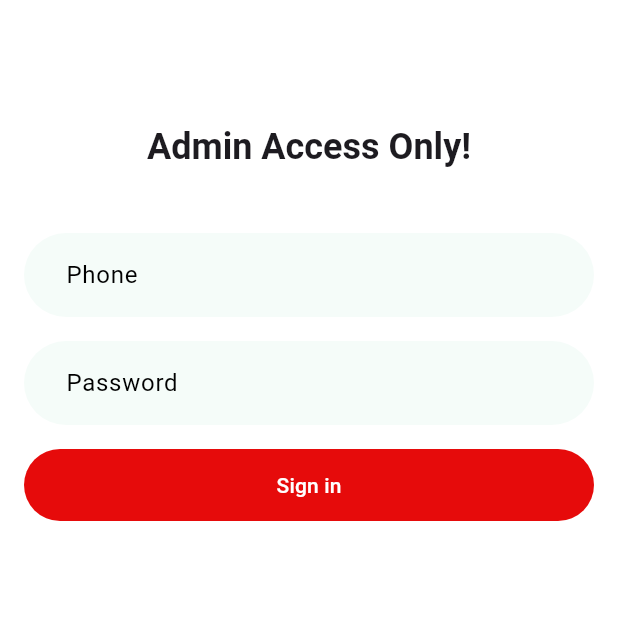
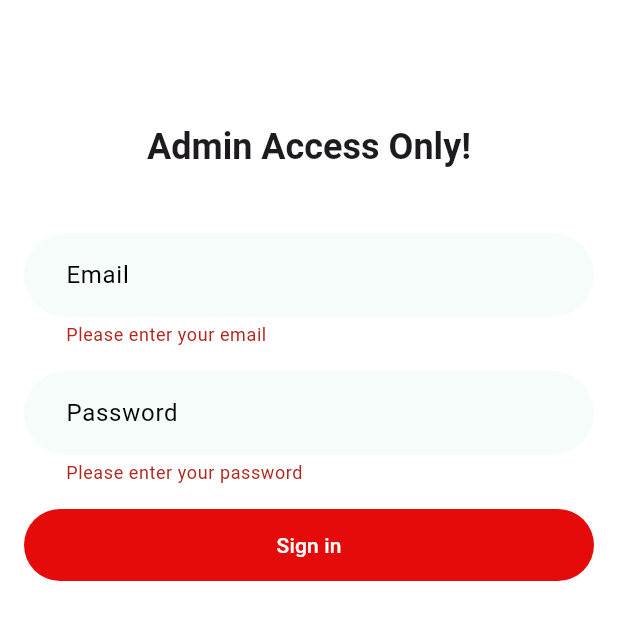
Before and after one commit to Imran-decoder/E-Learning-Platform, a Flutter app: the AdminLogin screen opened by its route, after a tap on "Sign in", on a phone screen of 412 x 824 dp, the part 274-914 px from its top. Run offline on Flutter 3.47's test engine with Material 3 defaults, Android fonts, the phone set to English and light mode, and no system bars; our stand-ins replace cloud_firestore, firebase_auth, firebase_core, flutter_svg, google_fonts, google_generative_ai and 4 more; accounts and stored records are empty.

Commit message:
resolve conflict

```diff
--- a/lib/Onboarding/admin_login.dart
+++ b/lib/Onboarding/admin_login.dart
@@ -1,9 +1,49 @@
+import 'package:cloud_firestore/cloud_firestore.dart';
+import 'package:firebase_auth/firebase_auth.dart';
 import 'package:flutter/material.dart';
-
-class AdminLogin extends StatelessWidget {
+class AdminLogin extends StatefulWidget {
+  AdminLogin({super.key});
+  @override
+  State<AdminLogin> createState() => _AdminLoginState();
+}
+class _AdminLoginState extends State<AdminLogin> {
   final _formKey = GlobalKey<FormState>();
-
-  AdminLogin({super.key});
+  final emailController = TextEditingController();
+  final passwordController = TextEditingController();
+  Future<void> signInUserWithEmailAndPassword() async {
+    try {
+      final userCredential = await FirebaseAuth.instance.signInWithEmailAndPassword(
+        email: emailController.text.trim(),
+        password: passwordController.text.trim(),
+      );
+      String userID = userCredential.user!.uid;
+      if (await checkUserAdmin(userID)) {
+        Navigator.pushNamed(context, '/admin_dashboard');
+      } else {
+        FirebaseAuth.instance.signOut();
+        ScaffoldMessenger.of(context).showSnackBar(
+          const SnackBar(content: Text('You are not an admin')),
+        );
+      }
+    } on FirebaseAuthException catch (e) {
+      print(e.message);
+      ScaffoldMessenger.of(context).showSnackBar(
+        SnackBar(content: Text(e.message ?? 'Authentication failed')),
+      );
+    }
+  }
+  Future<bool> checkUserAdmin(String userID) async {
+    try {
+      DocumentSnapshot documentSnapshot =
+          await FirebaseFirestore.instance.collection('Users').doc(userID).get();
+      return documentSnapshot.exists &&
+          documentSnapshot.data() != null &&
+          documentSnapshot['isAdmin'] == true;
+    } catch (e) {
+      print("Error checking admin status: $e");
+      return false;
+    }
+  }
   @override
   Widget build(BuildContext context) {
     return Scaffold(
@@ -16,17 +56,13 @@ class AdminLogin extends StatelessWidget {
               child: Column(
                 children: [
                   SizedBox(height: constraints.maxHeight * 0.1),
-                  Image.asset(
-                    "assets/images/splash.png",
-                    height: 100,
-                  ),
+                  Image.asset("assets/images/splash.png", height: 100),
                   SizedBox(height: constraints.maxHeight * 0.1),
                   Text(
                     "Admin Access Only!",
-                    style: Theme.of(context)
-                        .textTheme
-                        .headlineSmall!
-                        .copyWith(fontWeight: FontWeight.bold),
+                    style: Theme.of(context).textTheme.headlineSmall!.copyWith(
+                          fontWeight: FontWeight.bold,
+                        ),
                   ),
                   SizedBox(height: constraints.maxHeight * 0.05),
                   Form(
@@ -34,49 +70,54 @@ class AdminLogin extends StatelessWidget {
                     child: Column(
                       children: [
                         TextFormField(
+                          controller: emailController,
                           decoration: const InputDecoration(
-                            hintText: 'Phone',
+                            hintText: 'Email',
                             filled: true,
                             fillColor: Color(0xFFF5FCF9),
-                            contentPadding: const EdgeInsets.symmetric(
-                                horizontal: 16.0 * 1.5, vertical: 16.0),
-                            border: const OutlineInputBorder(
+                            contentPadding: EdgeInsets.symmetric(
+                                horizontal: 24.0, vertical: 16.0),
+                            border: OutlineInputBorder(
                               borderSide: BorderSide.none,
-                              borderRadius:
-                                  BorderRadius.all(Radius.circular(50)),
+                              borderRadius: BorderRadius.all(Radius.circular(50)),
                             ),
                           ),
-                          keyboardType: TextInputType.phone,
-                          onSaved: (phone) {
-                            // Save it
+                          keyboardType: TextInputType.emailAddress,
+                          validator: (value) {
+                            if (value == null || value.isEmpty) {
+                              return 'Please enter your email';
+                            }
+                            return null;
                           },
                         ),
                         Padding(
                           padding: const EdgeInsets.symmetric(vertical: 16.0),
                           child: TextFormField(
+                            controller: passwordController,
                             obscureText: true,
                             decoration: const InputDecoration(
                               hintText: 'Password',
                               filled: true,
                               fillColor: Color(0xFFF5FCF9),
-                              contentPadding: const EdgeInsets.symmetric(
-                                  horizontal: 16.0 * 1.5, vertical: 16.0),
+                              contentPadding:
+                                  EdgeInsets.symmetric(horizontal: 24.0, vertical: 16.0),
                               border: OutlineInputBorder(
                                 borderSide: BorderSide.none,
-                                borderRadius:
-                                    BorderRadius.all(Radius.circular(50)),
+                                borderRadius: BorderRadius.all(Radius.circular(50)),
                               ),
                             ),
-                            onSaved: (passaword) {
-                              // Save it
+                            validator: (value) {
+                              if (value == null || value.isEmpty) {
+                                return 'Please enter your password';
+                              }
+                              return null;
                             },
                           ),
                         ),
                         ElevatedButton(
                           onPressed: () {
                             if (_formKey.currentState!.validate()) {
-                              _formKey.currentState!.save();
-                              // Navigate to the main screen
+                              signInUserWithEmailAndPassword();
                             }
                           },
                           style: ElevatedButton.styleFrom(
@@ -89,7 +130,6 @@ class AdminLogin extends StatelessWidget {
                           child: const Text("Sign in"),
                         ),
                         const SizedBox(height: 16.0),
-
                       ],
                     ),
                   ),
--- a/lib/main.dart
+++ b/lib/main.dart
@@ -12,6 +12,7 @@ import 'package:elearning/Onboarding/varification.dart';
 import 'package:elearning/Onboarding/change_pass.dart';
 import 'package:elearning/Onboarding/secpage_of_signup.dart';
 import 'package:elearning/screens/chat_screen.dart';
+import 'package:elearning/screens/Admin/admin_dashboard_screen.dart';
 // import 'package:elearning/Onboarding/admin_login.dart';
 
 void main() async {
@@ -56,7 +57,7 @@ class MyApp extends StatelessWidget {
         '/change': (context) => ChangePasswordScreen(),
         '/secpage': (context) => ComplateProfileScreen(),
         '/admin': (context) => AdminLogin(),
-
+        "/admin_dashboard": (context) => AdminDashboardScreen(),
       },
     );
   }
```
Also changed, not shown: lib/screens/Admin/people_screen.dart (+30 -1 lines), lib/screens/profile/profile_screen.dart (+51 -5 lines).
